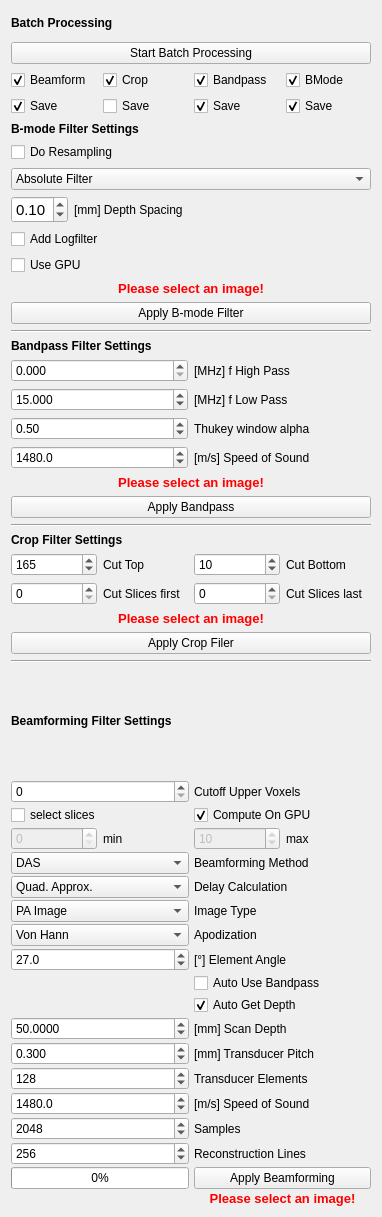
Qt form Plugins/org.mitk.gui.qt.photoacoustics.imageprocessing/src/internal/PAImageProcessingControls.ui (MITK/MITK) before a commit.
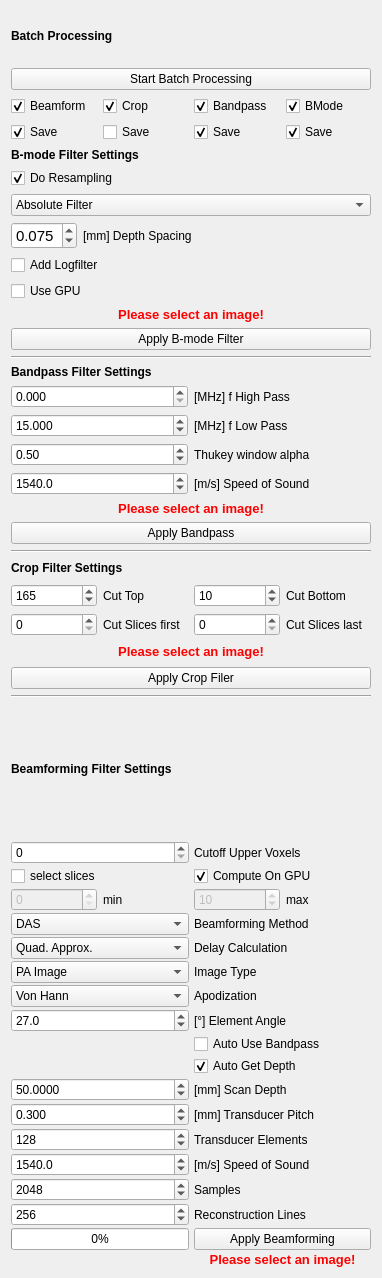
The same form after that commit.

Commit message: changed standard values in gui

The edit to the form file:
```diff
--- a/Plugins/org.mitk.gui.qt.photoacoustics.imageprocessing/src/internal/PAImageProcessingControls.ui
+++ b/Plugins/org.mitk.gui.qt.photoacoustics.imageprocessing/src/internal/PAImageProcessingControls.ui
@@ -7,7 +7,7 @@
     <x>0</x>
     <y>0</y>
     <width>382</width>
-    <height>1217</height>
+    <height>1278</height>
    </rect>
   </property>
   <property name="minimumSize">
@@ -137,10 +137,16 @@
            <property name="text">
             <string>Do Resampling</string>
            </property>
+           <property name="checked">
+            <bool>true</bool>
+           </property>
           </widget>
          </item>
          <item>
           <widget class="QComboBox" name="BModeMethod">
+           <property name="currentText">
+            <string>Envelope Detection</string>
+           </property>
            <item>
             <property name="text">
              <string>Absolute Filter</string>
@@ -174,6 +180,9 @@
                <pointsize>11</pointsize>
               </font>
              </property>
+             <property name="decimals">
+              <number>3</number>
+             </property>
              <property name="minimum">
               <double>0.010000000000000</double>
              </property>
@@ -184,7 +193,7 @@
               <double>0.010000000000000</double>
              </property>
              <property name="value">
-              <double>0.100000000000000</double>
+              <double>0.075000000000000</double>
              </property>
             </widget>
            </item>
@@ -339,7 +348,7 @@
             <double>5.000000000000000</double>
            </property>
            <property name="value">
-            <double>1480.000000000000000</double>
+            <double>1540.000000000000000</double>
            </property>
           </widget>
          </item>
@@ -751,6 +760,9 @@
            <verstretch>0</verstretch>
           </sizepolicy>
          </property>
+         <property name="currentText">
+          <string>Spherical Wave</string>
+         </property>
          <item>
           <property name="text">
            <string>Quad. Approx.</string>
@@ -843,7 +855,7 @@
           <double>5.000000000000000</double>
          </property>
          <property name="value">
-          <double>1480.000000000000000</double>
+          <double>1540.000000000000000</double>
          </property>
         </widget>
        </item>
```
